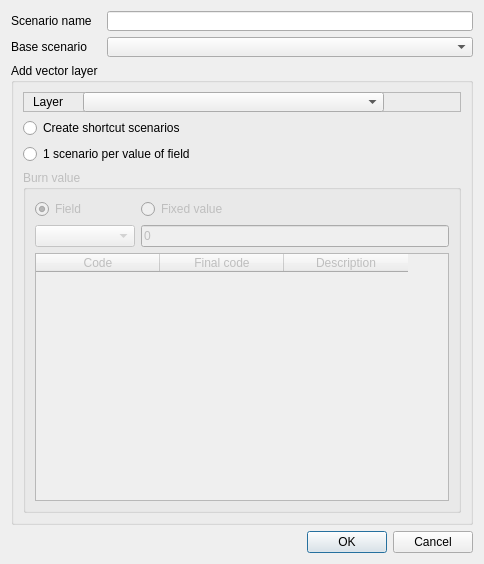
Before: the Qt Designer form ui/scenario_dialog.ui in MathieuChailloux/MitiConnect, drawn with Qt 5.
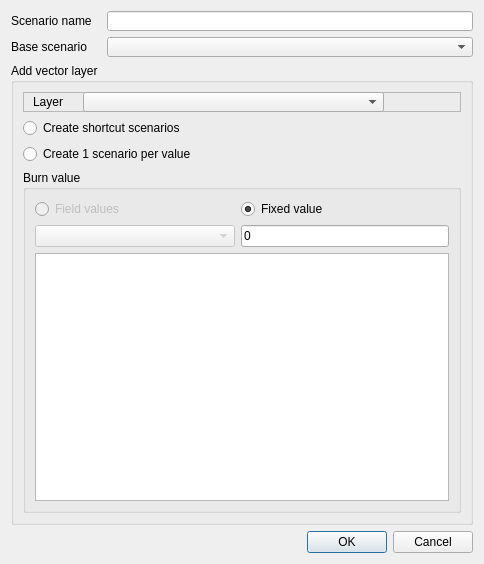
After: the same form once the commit is applied. Custom widgets are drawn as their Qt base class.

Commit message: Dialog error messages ok

What changed in the file:
```diff
--- a/ui/scenario_dialog.ui
+++ b/ui/scenario_dialog.ui
@@ -181,14 +181,14 @@
          </size>
         </property>
         <property name="text">
-         <string>1 scenario per value of field</string>
+         <string>Create 1 scenario per value</string>
         </property>
        </widget>
       </item>
       <item>
        <widget class="QGroupBox" name="valueGroupBox_2">
         <property name="enabled">
-         <bool>false</bool>
+         <bool>true</bool>
         </property>
         <property name="minimumSize">
          <size>
@@ -208,19 +208,28 @@
         <layout class="QGridLayout" name="gridLayout">
          <item row="0" column="0">
           <widget class="QRadioButton" name="scFieldMode">
+           <property name="enabled">
+            <bool>false</bool>
+           </property>
            <property name="text">
-            <string>Field</string>
+            <string>Field values</string>
            </property>
            <property name="checked">
-            <bool>true</bool>
+            <bool>false</bool>
            </property>
           </widget>
          </item>
          <item row="0" column="1">
-          <widget class="QRadioButton" name="scFixeMode">
+          <widget class="QRadioButton" name="scFixedMode">
+           <property name="enabled">
+            <bool>true</bool>
+           </property>
            <property name="text">
             <string>Fixed value</string>
            </property>
+           <property name="checked">
+            <bool>true</bool>
+           </property>
           </widget>
          </item>
          <item row="1" column="0">
@@ -230,13 +239,13 @@
            </property>
            <property name="minimumSize">
             <size>
-             <width>100</width>
+             <width>200</width>
              <height>0</height>
             </size>
            </property>
            <property name="maximumSize">
             <size>
-             <width>100</width>
+             <width>16777215</width>
              <height>16777215</height>
             </size>
            </property>
@@ -251,7 +260,13 @@
          <item row="1" column="1">
           <widget class="QLineEdit" name="scBurnVal">
            <property name="enabled">
-            <bool>false</bool>
+            <bool>true</bool>
+           </property>
+           <property name="minimumSize">
+            <size>
+             <width>200</width>
+             <height>0</height>
+            </size>
            </property>
            <property name="text">
             <string>0</string>
@@ -259,41 +274,7 @@
           </widget>
          </item>
          <item row="2" column="0" colspan="2">
-          <widget class="QTableWidget" name="scTable">
-           <property name="enabled">
-            <bool>false</bool>
-           </property>
-           <property name="editTriggers">
-            <set>QAbstractItemView::DoubleClicked</set>
-           </property>
-           <property name="columnCount">
-            <number>3</number>
-           </property>
-           <attribute name="horizontalHeaderVisible">
-            <bool>true</bool>
-           </attribute>
-           <attribute name="horizontalHeaderDefaultSectionSize">
-            <number>124</number>
-           </attribute>
-           <attribute name="verticalHeaderVisible">
-            <bool>false</bool>
-           </attribute>
-           <column>
-            <property name="text">
-             <string>Code</string>
-            </property>
-           </column>
-           <column>
-            <property name="text">
-             <string>Final code</string>
-            </property>
-           </column>
-           <column>
-            <property name="text">
-             <string>Description</string>
-            </property>
-           </column>
-          </widget>
+          <widget class="QTableView" name="scDialogView"/>
          </item>
         </layout>
        </widget>
```
Left out of the diff: 2 changed lines with no effect on the pictures. The commit also changes 4 other files.
